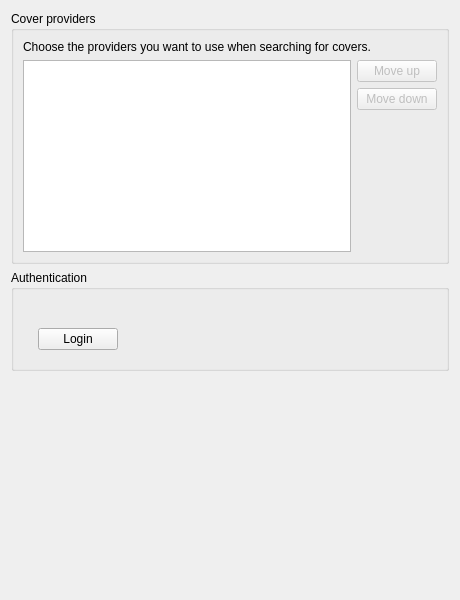
strawberrymusicplayer/strawberry, file src/settings/coverssettingspage.ui: the form before one commit.
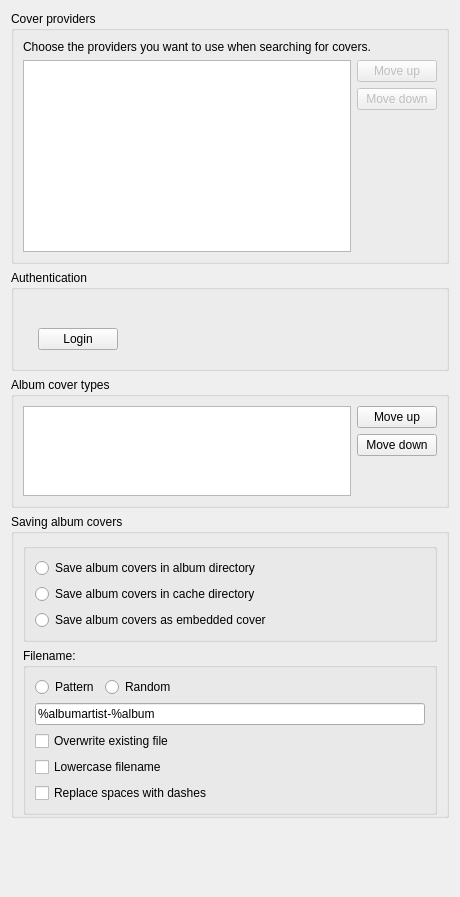
The form after the commit. Custom widgets are drawn as their Qt base class.

Commit message: Rewrite album cover loader

What changed in the file:
```diff
--- a/src/settings/coverssettingspage.ui
+++ b/src/settings/coverssettingspage.ui
@@ -7,7 +7,7 @@
     <x>0</x>
     <y>0</y>
     <width>460</width>
-    <height>600</height>
+    <height>897</height>
    </rect>
   </property>
   <property name="windowTitle">
@@ -141,6 +141,180 @@
      </layout>
     </widget>
    </item>
+   <item>
+    <widget class="QGroupBox" name="groupbox_album_cover_art_types">
+     <property name="title">
+      <string>Album cover types</string>
+     </property>
+     <layout class="QHBoxLayout" name="horizontalLayout">
+      <item>
+       <widget class="QListWidget" name="types">
+        <property name="sizePolicy">
+         <sizepolicy hsizetype="Expanding" vsizetype="Ignored">
+          <horstretch>0</horstretch>
+          <verstretch>0</verstretch>
+         </sizepolicy>
+        </property>
+       </widget>
+      </item>
+      <item>
+       <layout class="QVBoxLayout" name="layout_move_up_down">
+        <item>
+         <widget class="QPushButton" name="types_up">
+          <property name="text">
+           <string>Move up</string>
+          </property>
+         </widget>
+        </item>
+        <item>
+         <widget class="QPushButton" name="types_down">
+          <property name="text">
+           <string>Move down</string>
+          </property>
+         </widget>
+        </item>
+        <item>
+         <spacer name="spacer_types_updown">
+          <property name="orientation">
+           <enum>Qt::Vertical</enum>
+          </property>
+          <property name="sizeHint" stdset="0">
+           <size>
+            <width>20</width>
+            <height>40</height>
+           </size>
+          </property>
+         </spacer>
+        </item>
+       </layout>
+      </item>
+     </layout>
+    </widget>
+   </item>
+   <item>
+    <widget class="QGroupBox" name="groupbox_albumcovers">
+     <property name="title">
+      <string>Saving album covers</string>
+     </property>
+     <layout class="QVBoxLayout" name="layout_albumcovers">
+      <property name="bottomMargin">
+       <number>0</number>
+      </property>
+      <item>
+       <widget class="QGroupBox" name="groupbox_save_options">
+        <property name="title">
+         <string/>
+        </property>
+        <layout class="QVBoxLayout" name="verticalLayout_2">
+         <item>
+          <widget class="QRadioButton" name="radiobutton_save_albumcover_albumdir">
+           <property name="text">
+            <string>Save album covers in album directory</string>
+           </property>
+          </widget>
+         </item>
+         <item>
+          <widget class="QRadioButton" name="radiobutton_save_albumcover_cache">
+           <property name="text">
+            <string>Save album covers in cache directory</string>
+           </property>
+          </widget>
+         </item>
+         <item>
+          <widget class="QRadioButton" name="radiobutton_save_albumcover_embedded">
+           <property name="text">
+            <string>Save album covers as embedded cover</string>
+           </property>
+          </widget>
+         </item>
+        </layout>
+       </widget>
+      </item>
+      <item>
+       <widget class="QGroupBox" name="groupbox_cover_filename">
+        <property name="title">
+         <string>Filename:</string>
+        </property>
+        <layout class="QVBoxLayout" name="layout_cover_filename">
+         <item>
+          <widget class="QWidget" name="groupbox_cover_type" native="true">
+           <layout class="QHBoxLayout" name="layout_cover_type">
+            <property name="leftMargin">
+             <number>0</number>
+            </property>
+            <property name="topMargin">
+             <number>0</number>
+            </property>
+            <property name="rightMargin">
+             <number>0</number>
+            </property>
+            <property name="bottomMargin">
+             <number>0</number>
+            </property>
+            <item>
+             <widget class="QRadioButton" name="radiobutton_cover_pattern">
+              <property name="text">
+               <string>Pattern</string>
+              </property>
+             </widget>
+            </item>
+            <item>
+             <widget class="QRadioButton" name="radiobutton_cover_hash">
+              <property name="text">
+               <string>Random</string>
+              </property>
+             </widget>
+            </item>
+            <item>
+             <spacer name="spacer_cover_filename_bttons">
+              <property name="orientation">
+               <enum>Qt::Horizontal</enum>
+              </property>
+              <property name="sizeHint" stdset="0">
+               <size>
+                <width>40</width>
+                <height>20</height>
+               </size>
+              </property>
+             </spacer>
+            </item>
+           </layout>
+          </widget>
+         </item>
+         <item>
+          <widget class="QLineEdit" name="lineedit_cover_pattern">
+           <property name="text">
+            <string>%albumartist-%album</string>
+           </property>
+          </widget>
+         </item>
+         <item>
+          <widget class="QCheckBox" name="checkbox_cover_overwrite">
+           <property name="text">
+            <string>Overwrite existing file</string>
+           </property>
+          </widget>
+         </item>
+         <item>
+          <widget class="QCheckBox" name="checkbox_cover_lowercase">
+           <property name="text">
+            <string>Lowercase filename</string>
+           </property>
+          </widget>
+         </item>
+         <item>
+          <widget class="QCheckBox" name="checkbox_cover_replace_spaces">
+           <property name="text">
+            <string>Replace spaces with dashes</string>
+           </property>
+          </widget>
+         </item>
+        </layout>
+       </widget>
+      </item>
+     </layout>
+    </widget>
+   </item>
    <item>
     <spacer name="spacer_bottom">
      <property name="orientation">
```
The commit also changes 67 other files.
